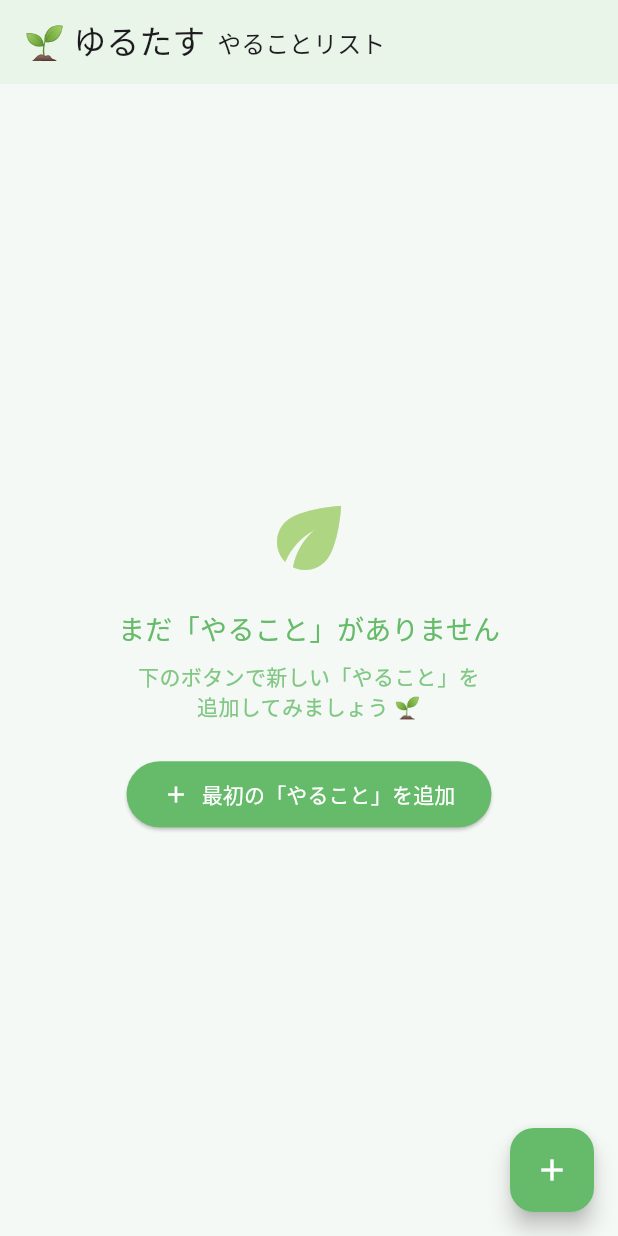
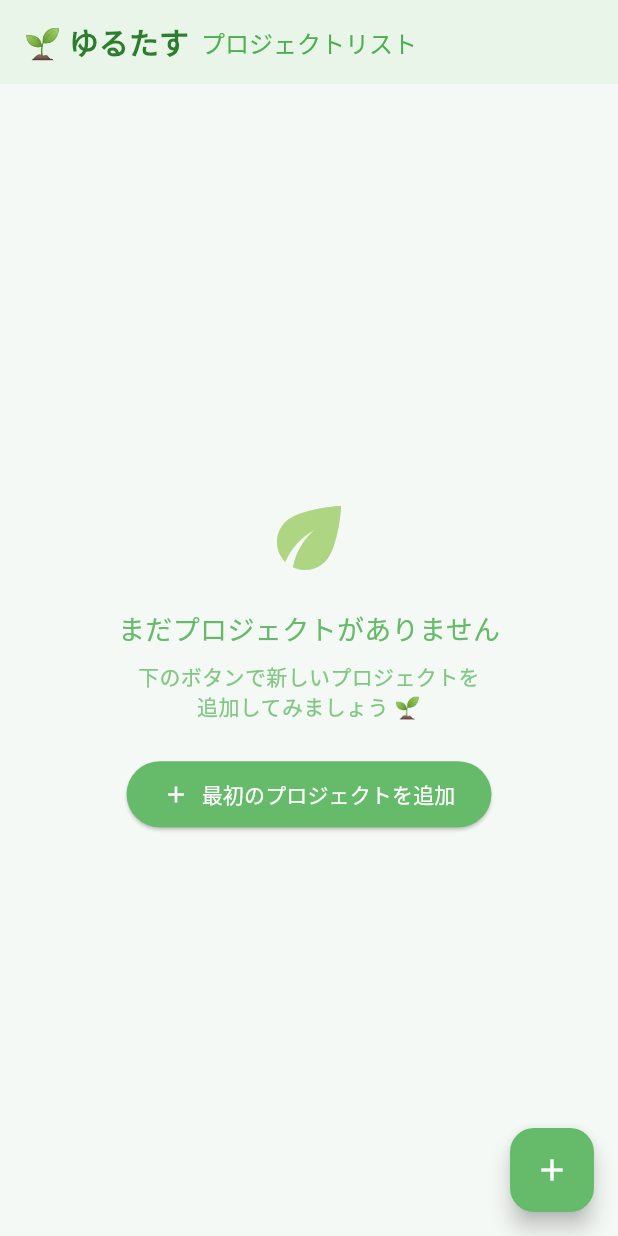
Before and after one commit to IT-Engineer-K/yutrutasu, a Flutter app: the screen it shows after launch, on a phone screen of 412 x 824 dp. Run offline on Flutter 3.47's test engine with Material 3 defaults, Android fonts, the phone set to English and light mode, and no system bars; our stand-ins replace shared_preferences; generated files the repository leaves out were written again; Roboto replaces fonts that are missing (NotoSansJP).

Commit message:
「上部のバー」と「やることをプロジェクトに言い換え」

```diff
--- a/lib/src/app.dart
+++ b/lib/src/app.dart
@@ -64,10 +64,32 @@ class MyApp extends StatelessWidget {
             primaryColor: const Color(0xFF66BB6A),
             fontFamily: 'NotoSansJP', // 日本語フォント
             useMaterial3: true,
+            appBarTheme: const AppBarTheme(
+              backgroundColor: Color(0xFFE8F5E8),
+              foregroundColor: Color(0xFF2E7D2E),
+              elevation: 0,
+              titleTextStyle: TextStyle(
+                color: Color(0xFF2E7D2E),
+                fontSize: 20,
+                fontWeight: FontWeight.bold,
+                fontFamily: 'NotoSansJP',
+              ),
+            ),
           ),
           darkTheme: ThemeData.dark().copyWith(
             primaryColor: const Color(0xFF66BB6A),
             useMaterial3: true,
+            appBarTheme: const AppBarTheme(
+              backgroundColor: Color(0xFF2E4A2E),
+              foregroundColor: Color(0xFF81C784),
+              elevation: 0,
+              titleTextStyle: TextStyle(
+                color: Color(0xFF81C784),
+                fontSize: 20,
+                fontWeight: FontWeight.bold,
+                fontFamily: 'NotoSansJP',
+              ),
+            ),
           ),
           themeMode: settingsController.themeMode,
 
--- a/lib/src/controllers/yaru_koto_controller.dart
+++ b/lib/src/controllers/yaru_koto_controller.dart
@@ -29,7 +29,7 @@ class YaruKotoController extends ChangeNotifier {
     }
   }
 
-  /// 新しい「やること」を追加
+  /// 新しいプロジェクトを追加
   Future<void> addYaruKoto(String title, {String? description}) async {
     final yaruKoto = YaruKoto(
       id: _uuid.v4(),
@@ -47,7 +47,7 @@ class YaruKotoController extends ChangeNotifier {
     }
   }
 
-  /// 「やること」にタスク項目を追加
+  /// プロジェクトにタスク項目を追加
   Future<void> addTaskItem(String yaruKotoId, String taskTitle) async {
     final yaruKotoIndex = _yaruKotoList.indexWhere((e) => e.id == yaruKotoId);
     if (yaruKotoIndex == -1) return;
@@ -121,7 +121,7 @@ class YaruKotoController extends ChangeNotifier {
     await updateTaskProgress(yaruKotoId, taskId, nextProgress);
   }
 
-  /// 「やること」を削除
+  /// プロジェクトを削除
   Future<void> deleteYaruKoto(String id) async {
     try {
       await _service.deleteYaruKoto(id);
--- a/lib/src/models/yaru_koto.dart
+++ b/lib/src/models/yaru_koto.dart
@@ -1,6 +1,6 @@
 import 'task_item.dart';
 
-/// 「やること」を表すクラス
+/// プロジェクトを表すクラス
 class YaruKoto {
   final String id;
   final String title;
--- a/lib/src/views/add_yaru_koto_dialog.dart
+++ b/lib/src/views/add_yaru_koto_dialog.dart
@@ -41,7 +41,7 @@ class _AddYaruKotoDialogState extends State<AddYaruKotoDialog> {
                   const Icon(Icons.eco, color: Color(0xFF66BB6A)),
                   const SizedBox(width: 8),
                   const Text(
-                    '新しい「やること」',
+                    '新しいプロジェクト',
                     style: TextStyle(
                       fontSize: 20,
                       fontWeight: FontWeight.w600,
--- a/lib/src/views/yaru_koto_detail_view.dart
+++ b/lib/src/views/yaru_koto_detail_view.dart
@@ -19,8 +19,16 @@ class YaruKotoDetailView extends StatelessWidget {
     return Scaffold(
       backgroundColor: const Color(0xFFF5F9F5),
       appBar: AppBar(
-        title: Text(yaruKoto.title),
+        title: Text(
+          yaruKoto.title,
+          style: const TextStyle(
+            color: Color(0xFF2E7D2E),
+            fontSize: 20,
+            fontWeight: FontWeight.bold,
+          ),
+        ),
         backgroundColor: const Color(0xFFE8F5E8),
+        foregroundColor: const Color(0xFF2E7D2E), // AppBar全体のテキスト色を設定
         elevation: 0,
       ),
       body: ListenableBuilder(
--- a/lib/src/views/yaru_koto_list_view.dart
+++ b/lib/src/views/yaru_koto_list_view.dart
@@ -28,15 +28,27 @@ class _YaruKotoListViewState extends State<YaruKotoListView> {
       appBar: AppBar(
         title: const Row(
           children: [
-            Text('🌱 ゆるたす'),
+            Text(
+              '🌱 ゆるたす',
+              style: TextStyle(
+                color: Color(0xFF2E7D2E),
+                fontSize: 20,
+                fontWeight: FontWeight.bold,
+              ),
+            ),
             SizedBox(width: 8),
             Text(
-              'やることリスト',
-              style: TextStyle(fontSize: 16, fontWeight: FontWeight.normal),
+              'プロジェクトリスト',
+              style: TextStyle(
+                fontSize: 16,
+                fontWeight: FontWeight.w500,
+                color: Color(0xFF4CAF50),
+              ),
             ),
           ],
         ),
         backgroundColor: const Color(0xFFE8F5E8),
+        foregroundColor: const Color(0xFF2E7D2E), // AppBar全体のテキスト色を設定
         elevation: 0,
       ),
       body: ListenableBuilder(
@@ -67,7 +79,7 @@ class _YaruKotoListViewState extends State<YaruKotoListView> {
                   ),
                   const SizedBox(height: 16),
                   const Text(
-                    'まだ「やること」がありません',
+                    'まだプロジェクトがありません',
                     style: TextStyle(
                       fontSize: 18,
                       color: Color(0xFF66BB6A),
@@ -76,7 +88,7 @@ class _YaruKotoListViewState extends State<YaruKotoListView> {
                   ),
                   const SizedBox(height: 8),
                   const Text(
-                    '下のボタンで新しい「やること」を\n追加してみましょう 🌱',
+                    '下のボタンで新しいプロジェクトを\n追加してみましょう 🌱',
                     textAlign: TextAlign.center,
                     style: TextStyle(
                       color: Color(0xFF81C784),
@@ -86,7 +98,7 @@ class _YaruKotoListViewState extends State<YaruKotoListView> {
                   ElevatedButton.icon(
                     onPressed: () => _showAddYaruKotoDialog(context),
                     icon: const Icon(Icons.add),
-                    label: const Text('最初の「やること」を追加'),
+                    label: const Text('最初のプロジェクトを追加'),
                     style: ElevatedButton.styleFrom(
                       backgroundColor: const Color(0xFF66BB6A),
                       foregroundColor: Colors.white,
```
Also changed, not shown: lib/src/services/yaru_koto_service.dart (+5 -5 lines), 1 other file.
